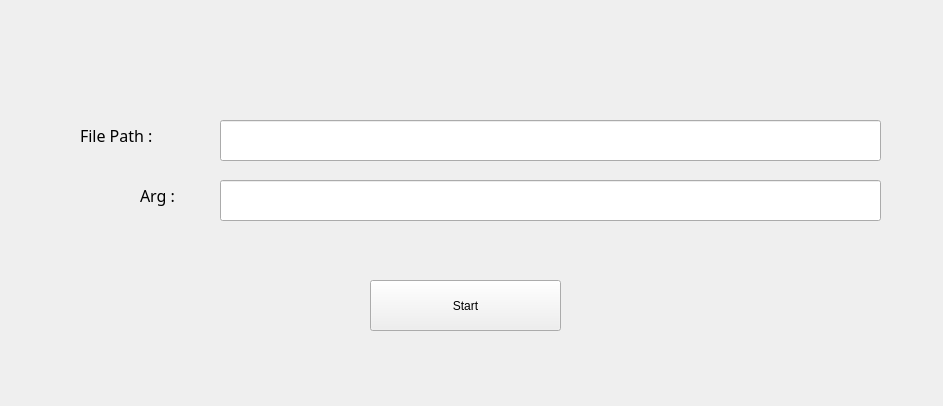
Old version of the form Cataclysm_Version/friTCP/open_process.ui in the repository Normaltic1018/friTCP.
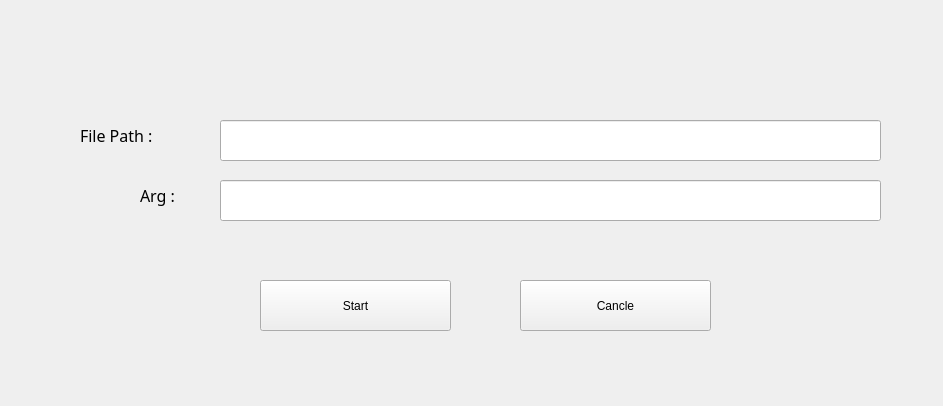
New version of the form. Icons and pictures are not drawn.

Commit message: [+] Connect OpenProc with Windows

```diff
--- a/Cataclysm_Version/friTCP/open_process.ui
+++ b/Cataclysm_Version/friTCP/open_process.ui
@@ -1294,7 +1294,7 @@
    <widget class="QPushButton" name="pushButton_start">
     <property name="geometry">
      <rect>
-      <x>370</x>
+      <x>260</x>
       <y>280</y>
       <width>191</width>
       <height>51</height>
@@ -1304,6 +1304,19 @@
      <string>Start</string>
     </property>
    </widget>
+   <widget class="QPushButton" name="pushButton_cancleProcOpen">
+    <property name="geometry">
+     <rect>
+      <x>520</x>
+      <y>280</y>
+      <width>191</width>
+      <height>51</height>
+     </rect>
+    </property>
+    <property name="text">
+     <string>Cancle</string>
+    </property>
+   </widget>
   </widget>
  </widget>
  <resources/>
```
Left out of the diff: 4 changed lines with no effect on the pictures. The commit also changes 8 other files.
